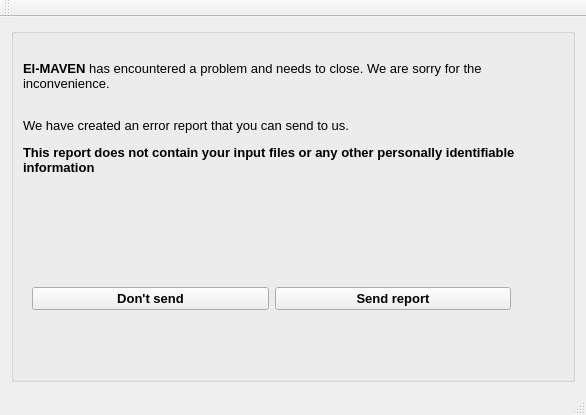
Before: the Qt Designer form crashhandler/crashreporter/mainwindow.ui in ElucidataInc/ElMaven, drawn with Qt 5.
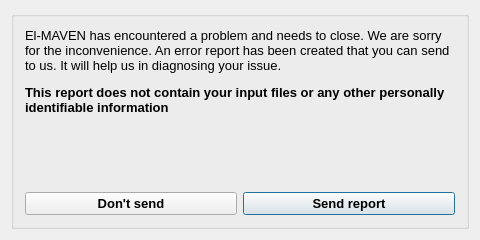
After: the same form once the commit is applied.

Commit message: Make aesthetic changes to crash reporter UI

```diff
--- a/crashhandler/crashreporter/mainwindow.ui
+++ b/crashhandler/crashreporter/mainwindow.ui
@@ -6,8 +6,8 @@
    <rect>
     <x>0</x>
     <y>0</y>
-    <width>586</width>
-    <height>415</height>
+    <width>480</width>
+    <height>240</height>
    </rect>
   </property>
   <property name="maximumSize">
@@ -37,14 +37,14 @@
       <property name="title">
        <string/>
       </property>
+      <layout class="QVBoxLayout" name="verticalLayout">
+       <item>
       <widget class="QLabel" name="label_4">
-       <property name="geometry">
-        <rect>
-         <x>12</x>
-         <y>33</y>
-         <width>521</width>
-         <height>221</height>
-        </rect>
+         <property name="sizePolicy">
+          <sizepolicy hsizetype="Preferred" vsizetype="MinimumExpanding">
+           <horstretch>0</horstretch>
+           <verstretch>0</verstretch>
+          </sizepolicy>
        </property>
        <property name="font">
         <font>
@@ -55,7 +55,12 @@
         </font>
        </property>
        <property name="text">
-        <string>&lt;html&gt;&lt;head/&gt;&lt;body&gt;&lt;p&gt;&lt;span style=&quot; font-weight:600;&quot;&gt;El-MAVEN&lt;/span&gt; has encountered a problem and needs to close. We are sorry for the inconvenience.&lt;/p&gt;&lt;p&gt;&lt;br/&gt;We have created an error report that you can send to us.&lt;/p&gt;&lt;p&gt;&lt;span style=&quot; font-weight:600;&quot;&gt;This report does not contain your input files or any other personally identifiable information&lt;/span&gt;&lt;/p&gt;&lt;/body&gt;&lt;/html&gt;</string>
+          <string>&lt;!DOCTYPE HTML PUBLIC &quot;-//W3C//DTD HTML 4.0//EN&quot; &quot;http://www.w3.org/TR/REC-html40/strict.dtd&quot;&gt;
+&lt;html&gt;&lt;head&gt;&lt;meta name=&quot;qrichtext&quot; content=&quot;1&quot; /&gt;&lt;style type=&quot;text/css&quot;&gt;
+p, li { white-space: pre-wrap; }
+&lt;/style&gt;&lt;/head&gt;&lt;body style=&quot; font-family:'.SF NS Text'; font-size:10pt; font-weight:400; font-style:normal;&quot;&gt;
+&lt;p style=&quot; margin-top:12px; margin-bottom:12px; margin-left:0px; margin-right:0px; -qt-block-indent:0; text-indent:0px;&quot;&gt;El-MAVEN has encountered a problem and needs to close. We are sorry for the inconvenience. An error report has been created that you can send to us. It will help us in diagnosing your issue.&lt;/p&gt;
+&lt;p style=&quot; margin-top:12px; margin-bottom:12px; margin-left:0px; margin-right:0px; -qt-block-indent:0; text-indent:0px;&quot;&gt;&lt;span style=&quot; font-weight:600;&quot;&gt;This report does not contain your input files or any other personally identifiable information&lt;/span&gt;&lt;/p&gt;&lt;/body&gt;&lt;/html&gt;</string>
        </property>
        <property name="scaledContents">
         <bool>false</bool>
@@ -67,16 +72,12 @@
         <bool>true</bool>
        </property>
       </widget>
-      <widget class="QWidget" name="horizontalLayoutWidget">
-       <property name="geometry">
-        <rect>
-         <x>10</x>
-         <y>240</y>
-         <width>501</width>
-         <height>61</height>
-        </rect>
-       </property>
+       </item>
+       <item>
        <layout class="QHBoxLayout" name="horizontalLayout">
+         <property name="sizeConstraint">
+          <enum>QLayout::SetMaximumSize</enum>
+         </property>
         <item>
          <widget class="QPushButton" name="cancel">
           <property name="text">
@@ -89,36 +90,21 @@
           <property name="text">
            <string>Send report</string>
           </property>
+           <property name="autoDefault">
+            <bool>false</bool>
+           </property>
+           <property name="default">
+            <bool>true</bool>
+           </property>
          </widget>
         </item>
        </layout>
-      </widget>
-     </widget>
+       </item>
+      </layout>
+     </widget>
     </item>
    </layout>
   </widget>
-  <widget class="QMenuBar" name="menuBar">
-   <property name="enabled">
-    <bool>false</bool>
-   </property>
-   <property name="geometry">
-    <rect>
-     <x>0</x>
-     <y>0</y>
-     <width>586</width>
-     <height>26</height>
-    </rect>
-   </property>
-  </widget>
-  <widget class="QToolBar" name="mainToolBar">
-   <attribute name="toolBarArea">
-    <enum>TopToolBarArea</enum>
-   </attribute>
-   <attribute name="toolBarBreak">
-    <bool>false</bool>
-   </attribute>
-  </widget>
-  <widget class="QStatusBar" name="statusBar"/>
  </widget>
  <layoutdefault spacing="6" margin="11"/>
  <resources/>
```
Lines whose indentation alone changed are shown as unchanged.
